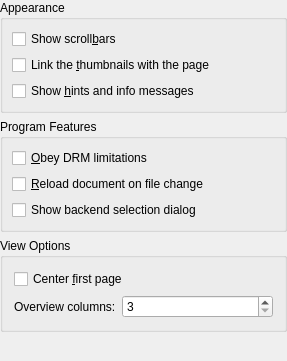
This is conf/dlggeneralbase.ui in KDE/okular as Qt 5 draws it before an edit. The edited form follows.
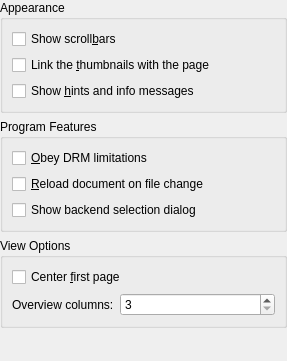
This is the edited form. Icons and pictures are not drawn.

Commit message:
SVN_SILENT Cleanup .ui files
This removes (as discussed on k-c-d)
* obsolete <pixmapfunction>
* deprecated <layoutdefault>
* empty <author>, <comment>, <exportmacro>

Diff of the .ui file:
```diff
--- a/conf/dlggeneralbase.ui
+++ b/conf/dlggeneralbase.ui
@@ -307,8 +307,6 @@
    </item>
   </layout>
  </widget>
- <layoutdefault spacing="6" margin="11" />
- <pixmapfunction>DesktopIcon</pixmapfunction>
  <includes>
   <include location="global" >kiconloader.h</include>
  </includes>
```
The commit also changes 5 other files.
